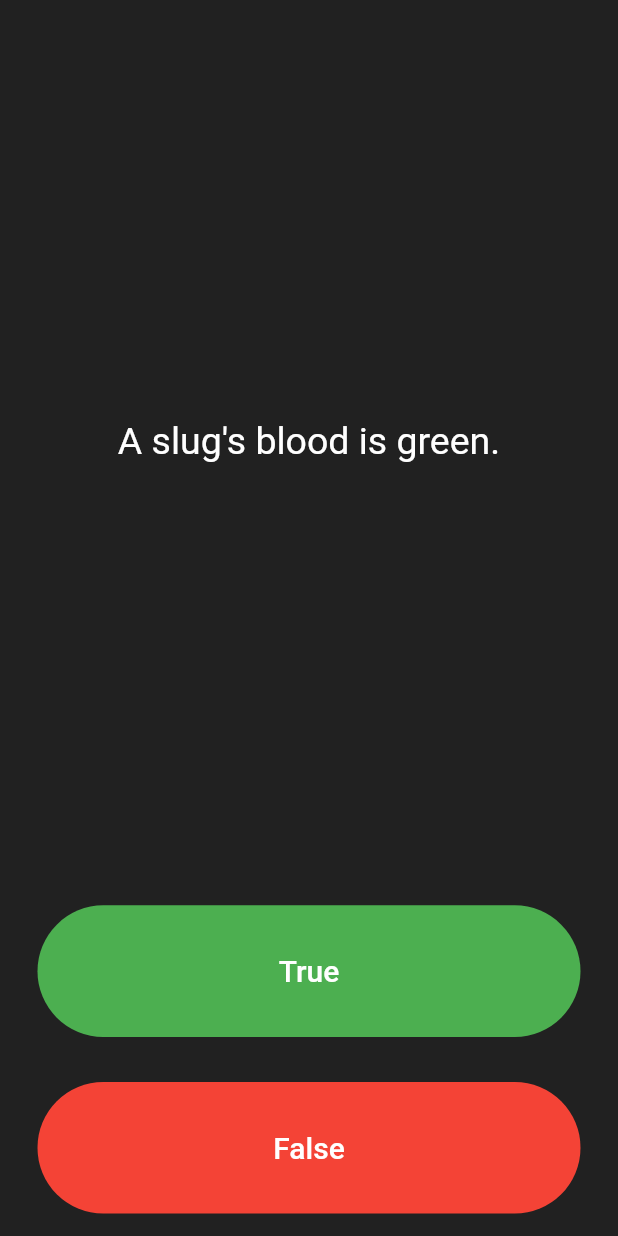
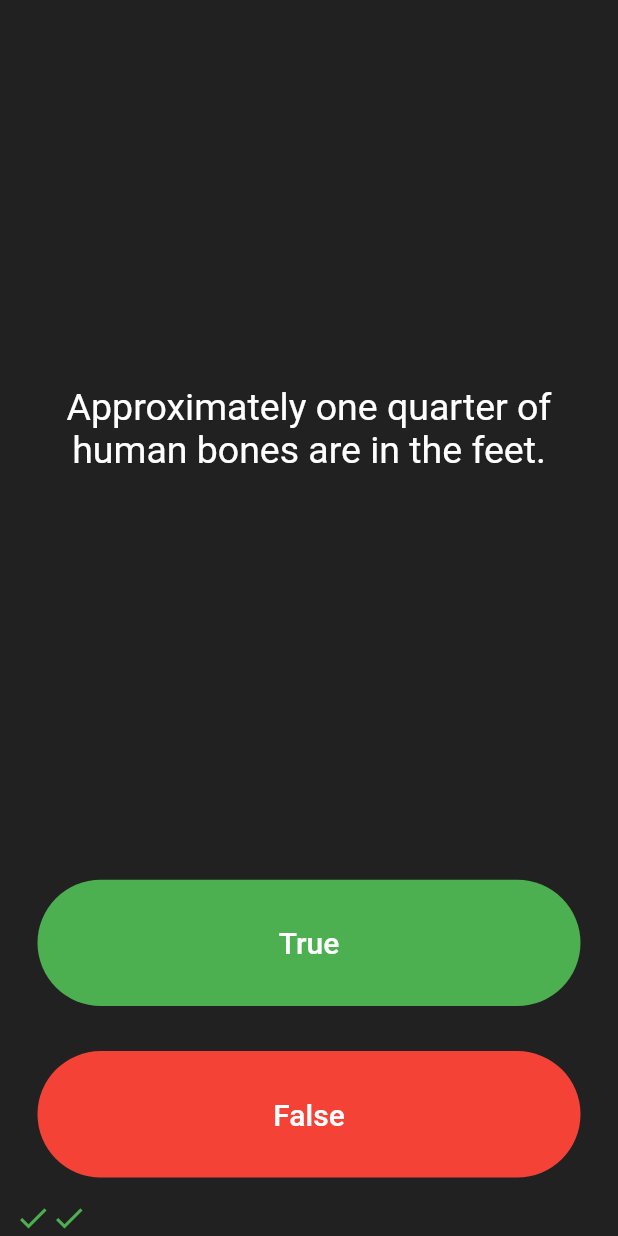
Before and after one commit to Aprian-rie/QuizzlerApp, a Flutter app: the screen it shows after launch, after a tap on "True", after a tap on "False", on a phone screen of 412 x 824 dp. Run offline on Flutter 3.47's test engine with Material 2 defaults, Android fonts, the phone set to English and light mode, and no system bars.

Commit message:
quizzler

```diff
--- a/quizzler_flutter/lib/main.dart
+++ b/quizzler_flutter/lib/main.dart
@@ -1,8 +1,9 @@
 // ignore_for_file: prefer_const_constructors, use_key_in_widget_constructors, library_private_types_in_public_api, prefer_const_literals_to_create_immutables
 
 import 'package:flutter/material.dart';
-import 'package:quizzler_flutter/questions.dart';
+import 'quiz_brain.dart';
 
+QuizBrain quizBrain = QuizBrain();
 void main() => runApp(Quizzler());
 
 class Quizzler extends StatelessWidget {
@@ -28,19 +29,27 @@ class QuizPage extends StatefulWidget {
 }
 
 class _QuizPageState extends State<QuizPage> {
-  List<Widget> scoreKeeper = [];
+  List<Icon> scoreKeeper = [];
 
-  List<Question> questions = [
-    Question(
-        questionTest: 'You can lead a cow down stairs but not up stairs.',
-        questionAnswer: false),
-    Question(
-        questionTest:
-            'Approximately one quarter of human bones are in the feet.',
-        questionAnswer: true),
-    Question(questionTest: 'A slug\'s blood is green.', questionAnswer: true),
-  ];
-  int questionNumber = 0;
+  void checkAnswer(bool userPicked) {
+    bool correctAnswer = quizBrain.getQuestionAnswer();
+    setState(() {
+    if (userPicked == correctAnswer) {
+      scoreKeeper.add(Icon(
+        Icons.check,
+        color: Colors.green,
+      ));
+    } else {
+      scoreKeeper.add(Icon(
+        Icons.close,
+        color: Colors.red,
+      ));
+    }
+
+      quizBrain.nextQuestion();
+    });
+  }
+
   @override
   Widget build(BuildContext context) {
     return Column(
@@ -53,7 +62,7 @@ class _QuizPageState extends State<QuizPage> {
             padding: EdgeInsets.all(10.0),
             child: Center(
               child: Text(
-                questions[questionNumber].questionTest,
+                quizBrain.getQuestionText(),
                 textAlign: TextAlign.center,
                 style: TextStyle(
                   fontSize: 25.0,
@@ -77,17 +86,8 @@ class _QuizPageState extends State<QuizPage> {
                 ),
               ),
               onPressed: () {
-                bool correctAnswer = questions[questionNumber].questionAnswer;
-                if (correctAnswer == true) {
-                  print('User got it right');
-                } else {
-                  print('User got it wrong');
-                }
-                setState(() {
-                  questionNumber += 1;
-                });
-
-                //The user picked true.
+                //user picked true
+                checkAnswer(true);
               },
             ),
           ),
@@ -106,16 +106,8 @@ class _QuizPageState extends State<QuizPage> {
                 ),
               ),
               onPressed: () {
-                bool correctAnswer = questions[questionNumber].questionAnswer;
-                if (correctAnswer == false) {
-                  print('User got it right');
-                } else {
-                  print("User got it wrong");
-                }
-                setState(() {
-                  //The user picked false.
-                  questionNumber += 1;
-                });
+                //User picked false
+                checkAnswer(false);
               },
             ),
           ),
@@ -127,10 +119,3 @@ class _QuizPageState extends State<QuizPage> {
     );
   }
 }
-
-
-/*
-question1: , false,
-question2: , true,
-question3: , true,
-*/
--- a/quizzler_flutter/lib/questions.dart
+++ b/quizzler_flutter/lib/questions.dart
@@ -3,7 +3,7 @@ class Question {
   bool questionAnswer;
 
   Question({
-    required this.questionTest,
-    required this.questionAnswer,
+     required this.questionTest,
+     required this.questionAnswer,
   });
 }
--- a/quizzler_flutter/lib/quiz_brain.dart
+++ b/quizzler_flutter/lib/quiz_brain.dart
@@ -1,3 +1,67 @@
-class QuizBrain(){
+// ignore_for_file: unnecessary_string_escapes, prefer_final_fields
 
+import 'questions.dart';
+
+class QuizBrain {
+  int _questionNumber = 0;
+  List<Question> _questions = [
+    Question(
+        questionTest: 'Some cats are actually allergic to humans',
+        questionAnswer: true),
+    Question(
+        questionTest: 'You can lead a cow down stairs but not up stairs.',
+        questionAnswer: false),
+    Question(
+        questionTest:
+            'Approximately one quarter of human bones are in the feet.',
+        questionAnswer: true),
+    Question(questionTest: 'A slug\'s blood is green.', questionAnswer: true),
+    Question(
+        questionTest: 'Buzz Aldrin\'s mother\'s maiden name was "Moon".',
+        questionAnswer: true),
+    Question(
+        questionTest: 'It is illegal to pee in the Ocean in Portugal.',
+        questionAnswer: true),
+    Question(
+        questionTest:
+            'No piece of square dry paper can be folded in half more than 7 times.',
+        questionAnswer: false),
+    Question(
+        questionTest:
+            'In London, UK, if you happen to die in the House of Parliament, you are technically entitled to a state funeral, because the building is considered too sacred a place.',
+        questionAnswer: true),
+    Question(
+        questionTest:
+            'The loudest sound produced by any animal is 188 decibels. That animal is the African Elephant.',
+        questionAnswer: false),
+    Question(
+        questionTest:
+            'The total surface area of two human lungs is approximately 70 square metres.',
+        questionAnswer: true),
+    Question(
+        questionTest: 'Google was originally called \"Backrub\".',
+        questionAnswer: true),
+    Question(
+        questionTest:
+            'Chocolate affects a dog\'s heart and nervous system; a few ounces are enough to kill a small dog.',
+        questionAnswer: true),
+    Question(
+        questionTest:
+            'In West Virginia, USA, if you accidentally hit an animal with your car, you are free to take it home to eat.',
+        questionAnswer: true),
+  ];
+
+  void nextQuestion() {
+    if (_questionNumber < _questions.length - 1) {
+      _questionNumber++;
+    }
+  }
+
+  String getQuestionText() {
+    return _questions[_questionNumber].questionTest;
+  }
+
+  bool getQuestionAnswer() {
+    return _questions[_questionNumber].questionAnswer;
+  }
 }
```
Also changed, not shown: 1 other file.
